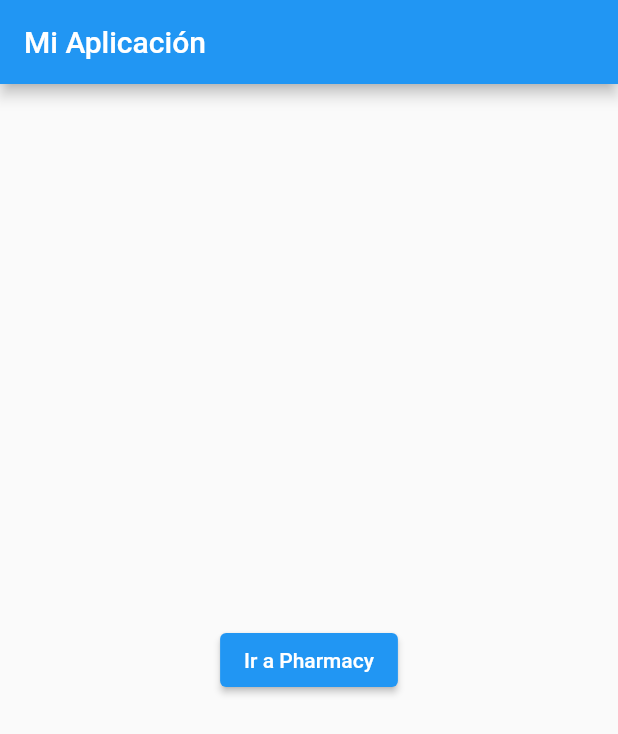
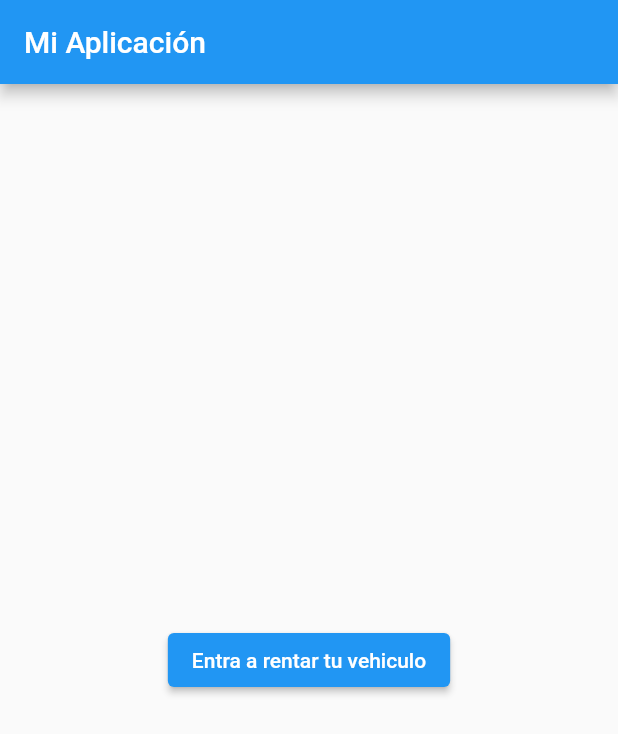
Before and after one commit to elsymerino/Renta_Car, a Flutter app: the screen it shows after launch, on a phone screen of 412 x 824 dp. Shown: the top 734 px of the screen. Run offline on Flutter 3.47's test engine with Material 2 defaults, Android fonts, the phone set to English and light mode, and no system bars; our stand-ins replace cloud_firestore, firebase_core, table_calendar; accounts and stored records are empty.

Commit message:
Cambio del boton del main

```diff
--- a/lib/main.dart
+++ b/lib/main.dart
@@ -37,7 +37,7 @@ class HomePage extends StatelessWidget {
           onPressed: () {
             Navigator.pushNamed(context, '/rentar');
           },
-          child: Text('Ir a Pharmacy'),
+          child: Text('Entra a rentar tu vehiculo'),
         ),
       ),
     );
```
